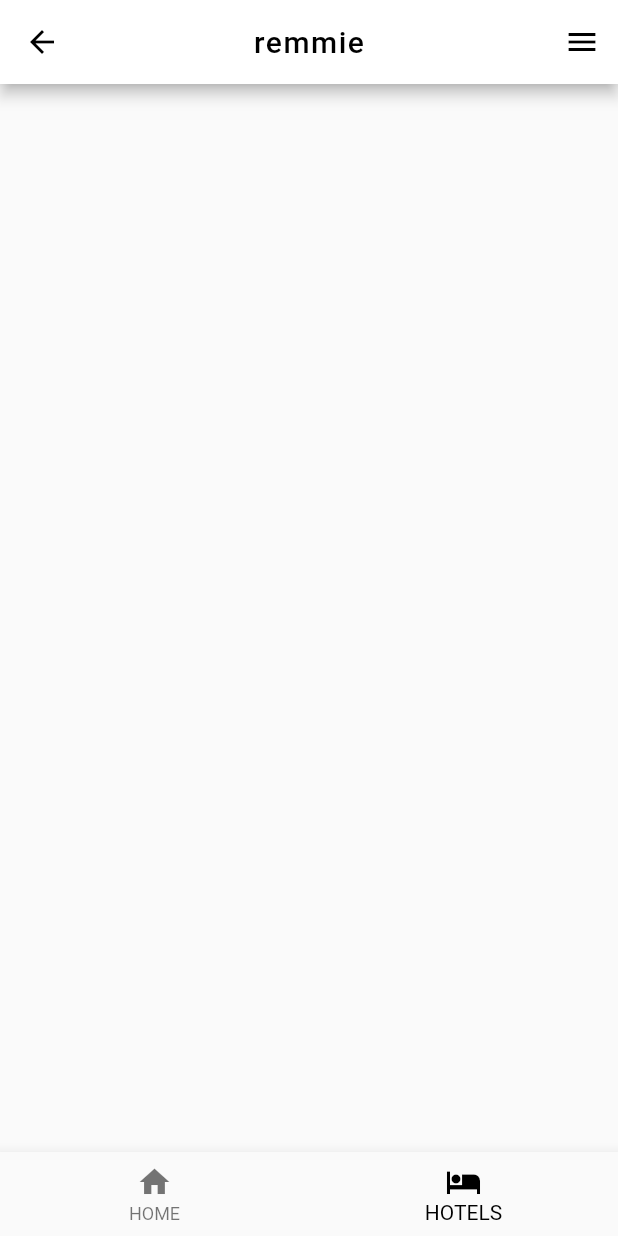
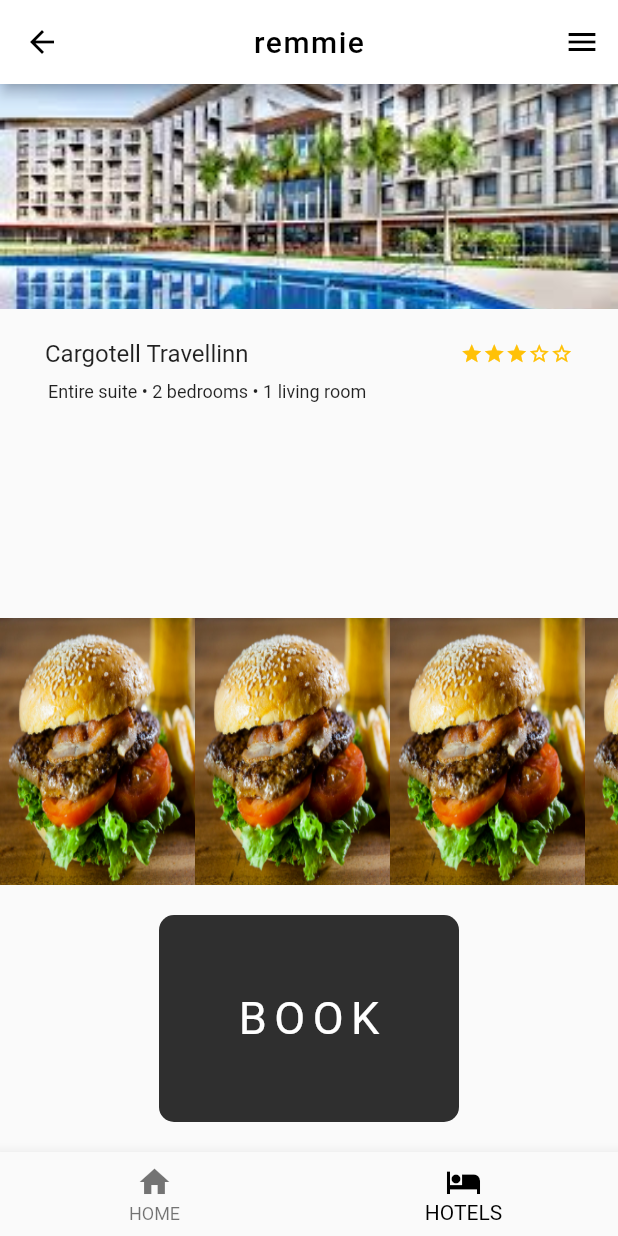
Before and after one commit to FLance03/remmie-mobile, a Flutter app: the HotelDetailsPage screen opened directly, on a phone screen of 412 x 824 dp. Run offline on Flutter 3.47's test engine with Material 2 defaults, Android fonts, the phone set to English and light mode, and no system bars.

Commit message:
HomeDetailsPage

```diff
--- a/lib/main.dart
+++ b/lib/main.dart
@@ -28,7 +28,7 @@ RouteFactory _routes() {
     Widget screen;
     switch (settings.name) {
       case TestRoute:
-        screen = RoomServicePage();
+        screen = HotelDetailsPage();
         break;
       case Login:
         screen = LoginPage();
--- a/lib/screens/screens.dart
+++ b/lib/screens/screens.dart
@@ -8,3 +8,4 @@ export 'user_screens/HotelsPage.dart';
 export 'user_screens/RoomServicePage2.dart';
 export 'user_screens/RoomServicePage.dart';
 export 'user_screens/RoomServicePage3.dart';
+export 'user_screens/HotelDetailsPage.dart';
--- a/lib/screens/user_screens/HotelDetailsPage.dart
+++ b/lib/screens/user_screens/HotelDetailsPage.dart
@@ -1,14 +1,94 @@
 import 'package:flutter/material.dart';
 import '../../widgets/widgets.dart';
 
+class PreviewImages {
+  String image;
+}
 class HotelDetailsPage extends StatelessWidget {
+  final isBooked = false;
+  final List<Widget> previewImages = [
+    Image.asset(
+      'assets/grilled_burger.PNG',
+      width: 130,
+      fit: BoxFit.fill,
+    ),
+    Image.asset(
+      'assets/grilled_burger.PNG',
+      width: 130,
+      fit: BoxFit.fill,
+    ),
+    Image.asset(
+      'assets/grilled_burger.PNG',
+      width: 130,
+      fit: BoxFit.fill,
+    ),
+    Image.asset(
+      'assets/grilled_burger.PNG',
+      width: 130,
+      fit: BoxFit.fill,
+    ),
+    Image.asset(
+      'assets/grilled_burger.PNG',
+      width: 130,
+      fit: BoxFit.fill,
+    ),
+  ];
+
   @override
   Widget build(BuildContext context) {
     return SafeArea(
       child: Scaffold(
         appBar: CustomAppBar(),
         body: Container(
-
+          child: Column(
+            children: [
+              Expanded(
+                flex: 4,
+                child: HotelItem(
+                  image: 'assets/hotel2.jpg',
+                  name: 'Cargotell Travellinn',
+                  description: 'Entire suite • 2 bedrooms • 1 living room',
+                  stars: 3,
+                  height: 150.0,
+                ),
+              ),
+              Expanded(
+                flex: 2,
+                child: ListView.builder(
+                  scrollDirection: Axis.horizontal,
+                  itemCount: 5,
+                  itemBuilder: (context,index) {
+                    return previewImages[index];
+                  }
+                ),
+              ),
+              Expanded(
+                flex: 2,
+                child: Container(
+                  margin: EdgeInsets.symmetric(vertical: 20),
+                  child: ButtonTheme(
+                    minWidth: 200.0,
+                    child: FlatButton(
+                      height: 30.0,
+                      onPressed: (){},
+                      color: isBooked ? Color(0x882F2F2F) : Color(0xFF2F2F2F),
+                      shape: RoundedRectangleBorder(
+                        borderRadius: BorderRadius.circular(10.0),
+                      ),
+                      child: Text('BOOK',
+                        style: TextStyle(
+                          letterSpacing: 5.0,
+                          fontSize: 30.0,
+                          fontWeight: FontWeight.w400,
+                          color: Colors.white,
+                        ),
+                      ),
+                    ),
+                  ),
+                ),
+              )
+            ],
+          ),
         ),
         endDrawer: DisplayDrawer(
           notificationsCnt: 1,
--- a/lib/screens/user_screens/RoomServicePage.dart
+++ b/lib/screens/user_screens/RoomServicePage.dart
@@ -78,18 +78,13 @@ class RoomServicePage extends StatelessWidget {
                     ),
                   ),
                 ],
-              )
+              ),
             ),
           ],
         ),
       ),
       endDrawer: DisplayDrawer(
-        items:[
-          'Home',
-          'Item 1',
-          'Item 2',
-        ],
-        current:'Home',
+        notificationsCnt: 1,
       ),
     );
   }
--- a/lib/screens/user_screens/RoomServicePage3.dart
+++ b/lib/screens/user_screens/RoomServicePage3.dart
@@ -33,12 +33,7 @@ class RoomServicePage3 extends StatelessWidget {
         ],
       ),
       endDrawer: DisplayDrawer(
-        items:[
-          'Home',
-          'Item 1',
-          'Item 2',
-        ],
-        current:'Home',
+        notificationsCnt: 1,
       ),
     );
   }
--- a/lib/widgets/custom_widgets/HomeCard.dart
+++ b/lib/widgets/custom_widgets/HomeCard.dart
@@ -3,20 +3,22 @@ import 'package:flutter/material.dart';
 class HomeCard extends StatelessWidget {
   final String image, title, description, subDescription;
   final Widget rightWidget;
+  final double height;
 
   HomeCard(
       {this.image,
       this.title,
       this.description,
       this.subDescription,
-      this.rightWidget});
-  Widget build(BuildContext build) {
+      this.rightWidget,
+      this.height,});
+  Widget build(BuildContext context) {
     return Column(
       children: [
         Image.asset(
           image,
-          width: 600,
-          height: 200,
+          width: MediaQuery.of(context).size.width,
+          height: height != null ? height : 200,
           fit: BoxFit.cover,
         ),
         Container(
--- a/lib/widgets/custom_widgets/HotelItem.dart
+++ b/lib/widgets/custom_widgets/HotelItem.dart
@@ -5,8 +5,9 @@ import 'HomeCard.dart';
 class HotelItem extends StatelessWidget {
   final String image,name,description;
   final int stars;
+  final double height;
 
-  HotelItem({@required this.image,@required this.name, @required this.description,@required this.stars});
+  HotelItem({@required this.image,@required this.name, @required this.description,@required this.stars,this.height});
 
   @override
   Widget build(BuildContext context) {
@@ -15,6 +16,7 @@ class HotelItem extends StatelessWidget {
       title: name,
       description: description,
       rightWidget: Stars(stars: stars),
+      height: height,
     );
     // Column(
     //   children: [
```
Also changed, not shown: assets/A.PNG (added), assets/black.png (added), assets/hotel1.jpg (added), assets/hotel2.jpg (added).
